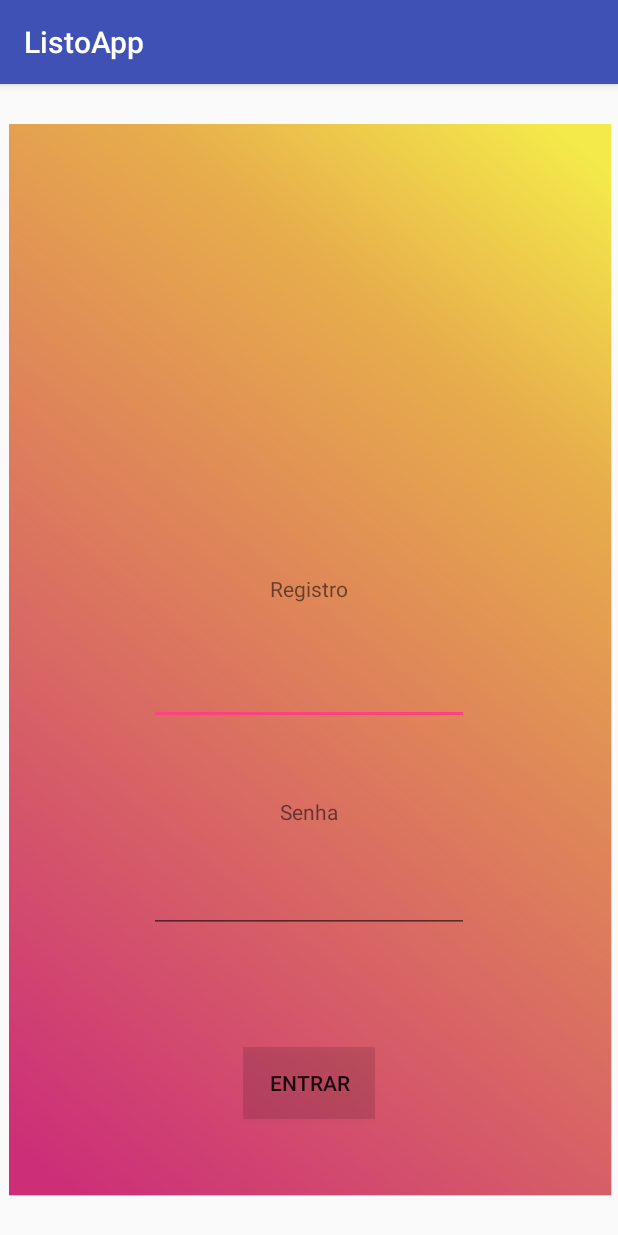
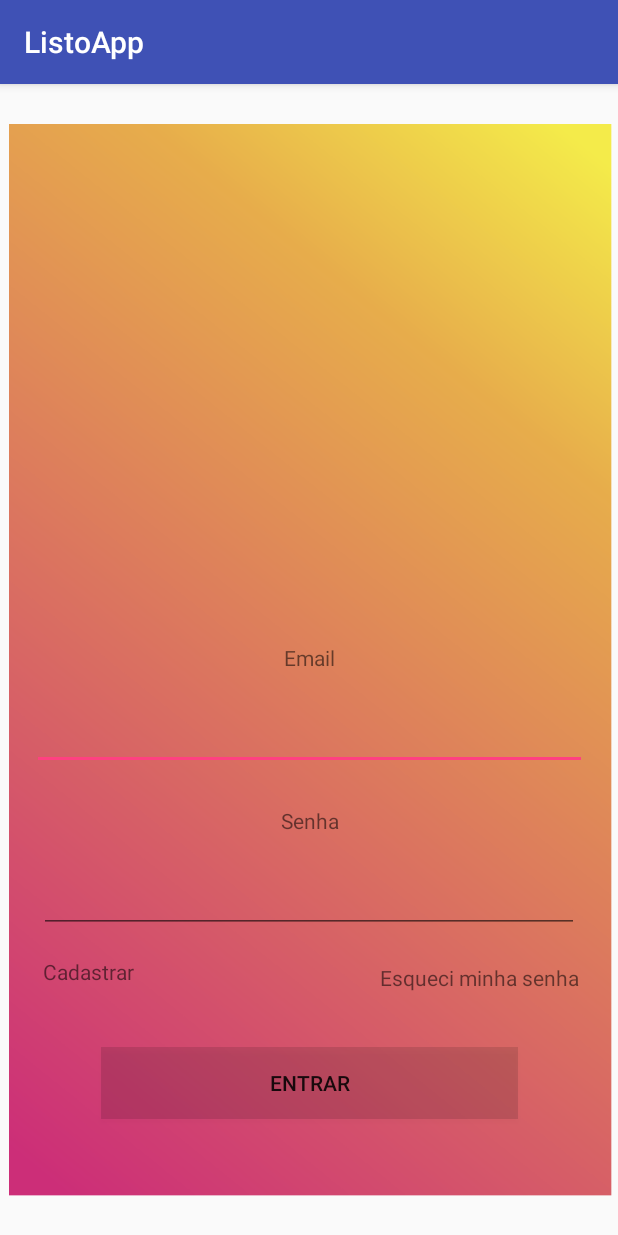
Before and after one commit to giampaolli/Listo, an Android app: the screen it shows after launch (MainActivity), on a phone screen of 412 x 824 dp. Run offline under Robolectric (Android 15) with nearby library versions, the light colour scheme and no system bars.

Commit message:
Alteração da tela principal Login.

```diff
--- a/app/src/main/res/layout/activity_main.xml
+++ b/app/src/main/res/layout/activity_main.xml
@@ -20,7 +20,7 @@
 
     <Button
         android:id="@+id/btnEntrar"
-        android:layout_width="wrap_content"
+        android:layout_width="278dp"
         android:layout_height="wrap_content"
         android:layout_marginBottom="78dp"
         android:layout_marginTop="76dp"
@@ -30,15 +30,15 @@
         app:layout_constraintEnd_toEndOf="parent"
         app:layout_constraintStart_toStartOf="parent"
         app:layout_constraintTop_toBottomOf="@+id/edSenha"
-        app:layout_constraintVertical_bias="0.0" />
+        app:layout_constraintVertical_bias="1.0" />
 
     <TextView
-        android:id="@+id/txtRegistro"
+        android:id="@+id/txtEmail"
         android:layout_width="wrap_content"
         android:layout_height="wrap_content"
-        android:layout_marginBottom="36dp"
-        android:text="Registro"
-        app:layout_constraintBottom_toTopOf="@+id/edRegistro"
+        android:layout_marginBottom="20dp"
+        android:text="Email"
+        app:layout_constraintBottom_toTopOf="@+id/edEmail"
         app:layout_constraintEnd_toEndOf="parent"
         app:layout_constraintStart_toStartOf="parent" />
 
@@ -46,17 +46,18 @@
         android:id="@+id/txtSenha"
         android:layout_width="wrap_content"
         android:layout_height="wrap_content"
-        android:layout_marginBottom="26dp"
+        android:layout_marginBottom="20dp"
         android:text="Senha"
         app:layout_constraintBottom_toTopOf="@+id/edSenha"
         app:layout_constraintEnd_toEndOf="parent"
+        app:layout_constraintHorizontal_bias="0.501"
         app:layout_constraintStart_toStartOf="parent" />
 
     <EditText
-        android:id="@+id/edRegistro"
-        android:layout_width="wrap_content"
+        android:id="@+id/edEmail"
+        android:layout_width="370dp"
         android:layout_height="wrap_content"
-        android:layout_marginBottom="48dp"
+        android:layout_marginBottom="24dp"
         android:ems="10"
         android:inputType="textPersonName"
         app:layout_constraintBottom_toTopOf="@+id/txtSenha"
@@ -65,7 +66,7 @@
 
     <EditText
         android:id="@+id/edSenha"
-        android:layout_width="wrap_content"
+        android:layout_width="360dp"
         android:layout_height="wrap_content"
         android:layout_marginBottom="202dp"
         android:ems="10"
@@ -74,4 +75,23 @@
         app:layout_constraintEnd_toEndOf="parent"
         app:layout_constraintStart_toStartOf="parent" />
 
+    <TextView
+        android:id="@+id/txtEsqueciSenha"
+        android:layout_width="wrap_content"
+        android:layout_height="wrap_content"
+        android:layout_marginTop="20dp"
+        android:text="Esqueci minha senha"
+        app:layout_constraintEnd_toEndOf="@+id/edSenha"
+        app:layout_constraintTop_toBottomOf="@+id/edSenha" />
+
+    <TextView
+        android:id="@+id/txtNovoUsuario"
+        android:layout_width="wrap_content"
+        android:layout_height="wrap_content"
+        android:layout_marginEnd="164dp"
+        android:layout_marginTop="16dp"
+        android:text="Cadastrar"
+        app:layout_constraintEnd_toStartOf="@+id/txtEsqueciSenha"
+        app:layout_constraintTop_toBottomOf="@+id/edSenha" />
+
 </android.support.constraint.ConstraintLayout>
```
